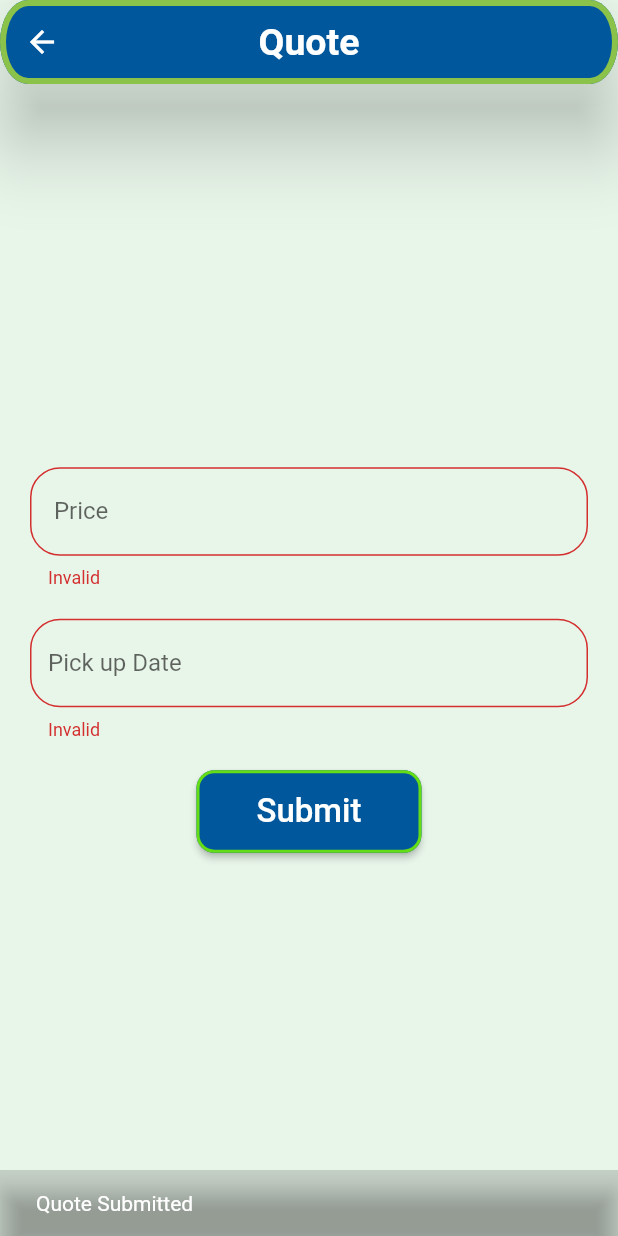
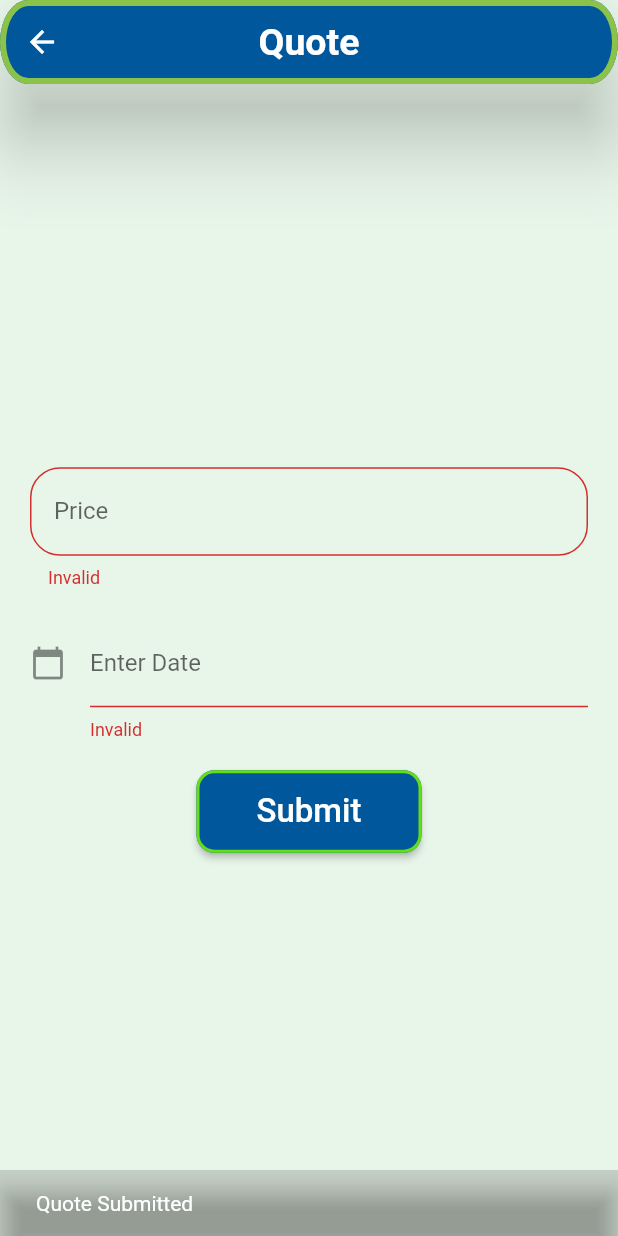
Before and after one commit to AJISREE-T/mini-project, a Flutter app: the QuotePage screen opened directly, after a tap on "Submit", on a phone screen of 412 x 824 dp. Run offline on Flutter 3.47's test engine with Material 2 defaults, Android fonts, the phone set to English and light mode, and no system bars; our stand-ins replace cloud_firestore, firebase_auth, firebase_core, firebase_storage, image_picker, lottie; accounts and stored records are empty.

Commit message:
collecting agent function

```diff
--- a/lib/collectingagent/quote.dart
+++ b/lib/collectingagent/quote.dart
@@ -1,5 +1,6 @@
 import 'package:cloud_firestore/cloud_firestore.dart';
 import 'package:flutter/material.dart';
+import 'package:intl/intl.dart';
 import 'package:trashcan/validate/validate.dart';
 import 'package:trashcan/common/colors.dart';
 import 'package:uuid/uuid.dart';
@@ -96,17 +97,15 @@ class _QuotePageState extends State<QuotePage> {
                     ),
                     TextFormField(
                       controller: dateInputcontroller,
-                      //controller: passwordInputcontroller,
-                      //keyboardType: TextInputType.emailAddress,
-                      decoration: InputDecoration(
-                        labelText: "Pick up Date", //label
-                        //hintText: "abc@gmail.com",//hint for how to type
-                        border: OutlineInputBorder(
-                          borderRadius:
-                          BorderRadius.circular(20), //for rounded border
+                    //editing controller of this TextField
+                        decoration: const InputDecoration(
+                            icon: Icon(Icons.calendar_today), //icon of text field
+                            labelText: "Enter Date" //label text of field
                         ),
-                        //prefixIcon: Icon(Icons.email,color: Colors.blue,),
-                      ),
+                        readOnly: true,  // when true user cannot edit text
+                        onTap: () async {
+                         _showPicker();
+                        },
                       validator: (value) {
                         return validate.txtvalidator(value!);
                       },
@@ -142,7 +141,9 @@ class _QuotePageState extends State<QuotePage> {
                                 'astatus':0,
                                 'useracceptstatus':0,
                                 'completestatus':0,
-                                'date': DateTime.now()
+                                'date': DateTime.now(),
+                                'datechangestatus':0,
+                                'cstatus':0,
 
 
                               }).then((value) {
@@ -196,4 +197,27 @@ class _QuotePageState extends State<QuotePage> {
         )
     );
   }
+
+
+  _showPicker()async{
+    DateTime? pickedDate = await showDatePicker(
+        context: context,
+        initialDate: DateTime.now(), //get today's date
+        firstDate:DateTime(2000), //DateTime.now() - not to allow to choose before today.
+        lastDate: DateTime(2101)
+    );
+
+    if(pickedDate != null ){
+      print(pickedDate);  //get the picked date in the format => 2022-07-04 00:00:00.000
+      String formattedDate = DateFormat('yyyy-MM-dd').format(pickedDate); // format date in required form here we use yyyy-MM-dd that means time is removed
+      print(formattedDate); //formatted date output using intl package =>  2022-07-04
+      //You can format date as per your need
+
+      setState(() {
+       dateInputcontroller.text = formattedDate; //set foratted date to TextField value.
+      });
+    }else{
+      print("Date is not selected");
+    }
+  }
 }
```
